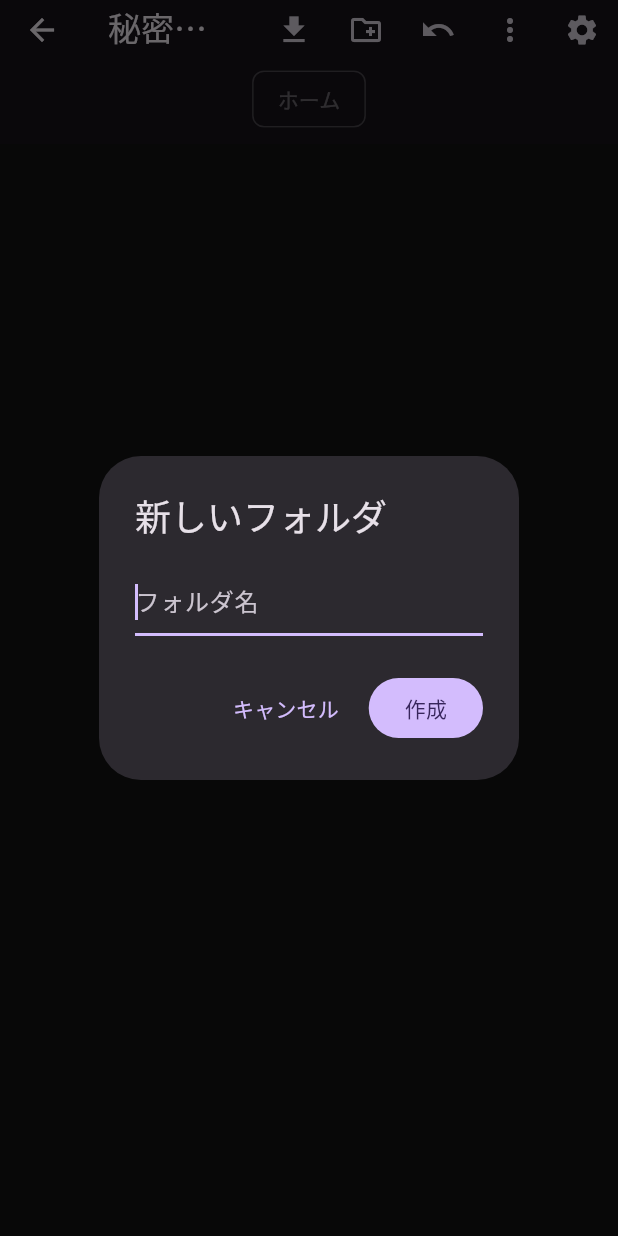
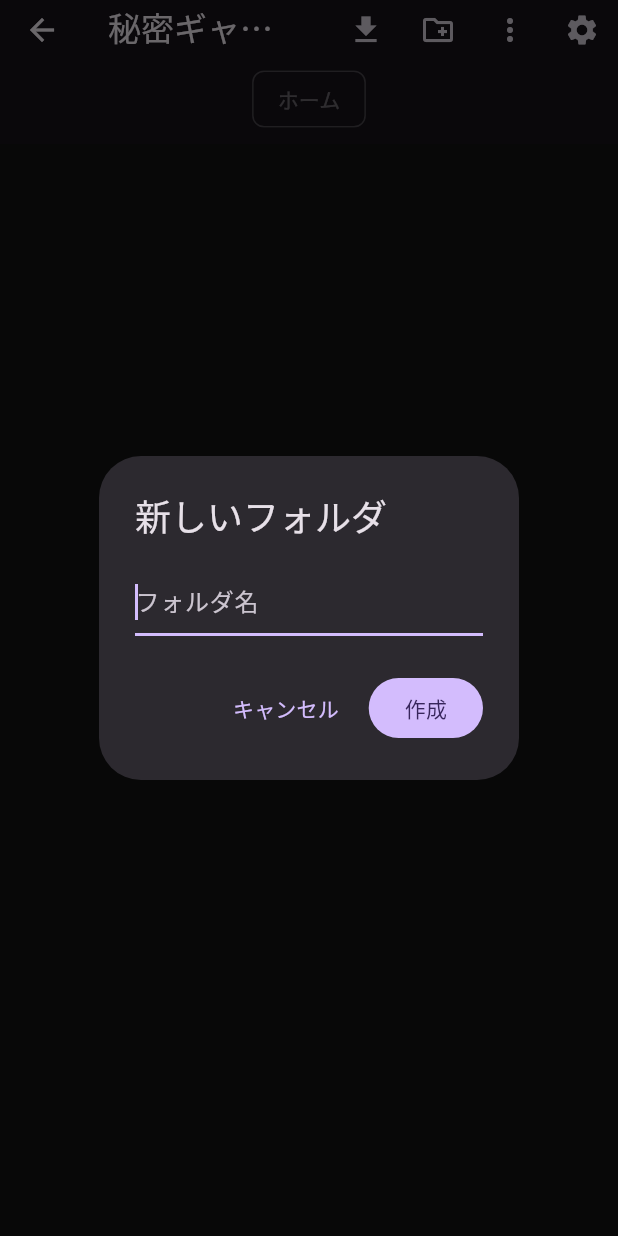
Before and after one commit to satoru-4tth/Secrrt_gallery_3, a Flutter app: the SecretGalleryPage screen opened directly, after a tap on the "download" icon, after a tap on the "create new folder" icon, on a phone screen of 412 x 824 dp. Run offline on Flutter 3.47's test engine with Material 3 defaults, Android fonts, the light colour scheme and no system bars; our stand-ins replace flutter_secure_storage, math_expressions; missing offline and left inert: cryptography, photo_manager; accounts and stored records are empty.

Commit message:
フォルダ、ファイルの削除機能の追加。追加後、ぐるぐる回ってるのでまだ修正必要

```diff
--- a/lib/pages/secret_gallery_page.dart
+++ b/lib/pages/secret_gallery_page.dart
@@ -1,7 +1,7 @@
 //秘密ギャラリーの画面を表示する
 
 import 'package:flutter/material.dart';
-import '../controllers/gallery_controller.dart';
+import 'package:secret_gallery_3/controllers/gallery_controller.dart';
 import '../services/vault_service.dart';
 import '../widgets/breadcrumb_bar.dart';
 import '../widgets/folder_tile.dart';
@@ -43,8 +43,32 @@ class _SecretGalleryPageState extends State<SecretGalleryPage> {
 
         return Scaffold(
           appBar: AppBar(
-            title: const Text('秘密ギャラリー'),
+            title: ctrl.isSelecting
+                ? Text('選択中: ${ctrl.selectedCount} 件')
+                : const Text('秘密ギャラリー'),
             actions: [
+              if (ctrl.isSelecting) ...[
+                IconButton(
+                  icon: const Icon(Icons.file_upload),
+                  tooltip: '選択を書き出し',
+                  onPressed: () => ctrl.exportSelectedToDevice(context, askMove: true),
+                ),
+                IconButton(
+                  icon: const Icon(Icons.delete),
+                  tooltip: '選択削除',
+                  onPressed: () => ctrl.deleteSelected(context),
+                ),
+                IconButton(
+                  icon: const Icon(Icons.select_all),
+                  tooltip: '全選択',
+                  onPressed: ctrl.selectAll,
+                ),
+                IconButton(
+                  icon: const Icon(Icons.close),
+                  tooltip: '選択解除',
+                  onPressed: ctrl.clearSelection,
+                ),
+              ] else ...[
                 IconButton(
                   onPressed: () => ctrl.importFromSystem(context),
                   icon: const Icon(Icons.download),
@@ -55,13 +79,6 @@ class _SecretGalleryPageState extends State<SecretGalleryPage> {
                   icon: const Icon(Icons.create_new_folder_outlined),
                   tooltip: 'フォルダ作成',
                 ),
-              IconButton(
-                tooltip: '選択を端末へ戻す',
-                onPressed: () => ctrl.exportSelectedToDevice(context),
-                icon: const Icon(Icons.undo),
-              ),
-
-              // ★ ここに追加（今開いているフォルダごと戻す）
                 PopupMenuButton<String>(
                   onSelected: (v) {
                     if (v == 'export_here') {
@@ -75,8 +92,8 @@ class _SecretGalleryPageState extends State<SecretGalleryPage> {
                     ),
                   ],
                 ),
-
-              const SettingsMenuButton(), // ← 新しい設定メニュー（パスワード変更/キャッシュクリア）
+                const SettingsMenuButton(),
+              ],
             ],
             bottom: BreadcrumbBar(
               crumbs: crumbs,
@@ -105,7 +122,47 @@ class _SecretGalleryPageState extends State<SecretGalleryPage> {
                 );
               }
               final f = ctrl.files[i - ctrl.dirs.length];
-              return FileTile(file: f, onDeleted: ctrl.refresh);
+              final selected = ctrl.isSelected(f);
+
+              return GestureDetector(
+                // 長押しで選択開始/切替
+                onLongPress: () => ctrl.toggleSelect(f),
+
+                // 選択モード中だけタップ=トグル、通常時は子にタップを渡す（FileTileの既存挙動を維持）
+                onTap: ctrl.isSelecting ? () => ctrl.toggleSelect(f) : null,
+                behavior: HitTestBehavior.opaque,
+
+                child: Stack(
+                  children: [
+                    // 既存の表示はそのまま
+                    Positioned.fill(
+                      child: FileTile(
+                        file: f,
+                        onDeleted: ctrl.refresh,
+                      ),
+                    ),
+
+                    // 選択中の見た目（枠＆チェック）。IgnorePointerで下の操作を邪魔しない
+                    if (selected) ...[
+                      Positioned.fill(
+                        child: IgnorePointer(
+                          child: Container(
+                            decoration: BoxDecoration(
+                              border: Border.all(width: 2),
+                              borderRadius: BorderRadius.circular(8),
+                            ),
+                          ),
+                        ),
+                      ),
+                      const Positioned(
+                        right: 6,
+                        top: 6,
+                        child: Icon(Icons.check_circle, size: 20),
+                      ),
+                    ],
+                  ],
+                ),
+              );
             },
           ),
         );
```
Also changed, not shown: lib/controllers/gallery_controller.dart (+67 -16 lines). Lines whose indentation alone changed are shown as unchanged.
